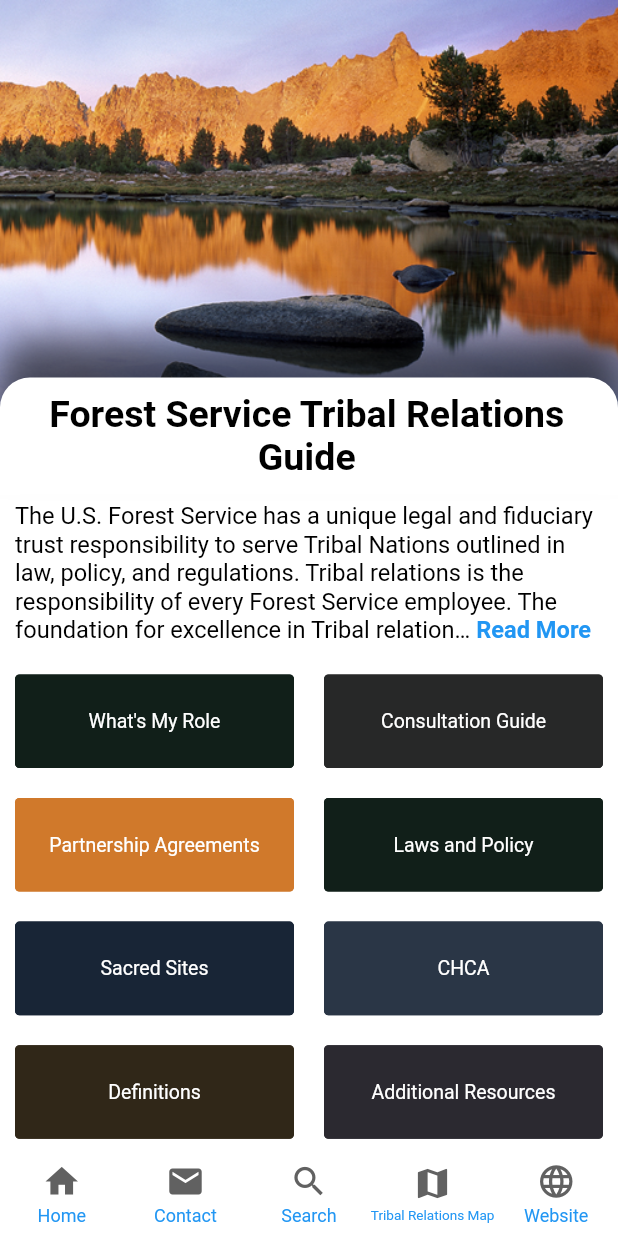
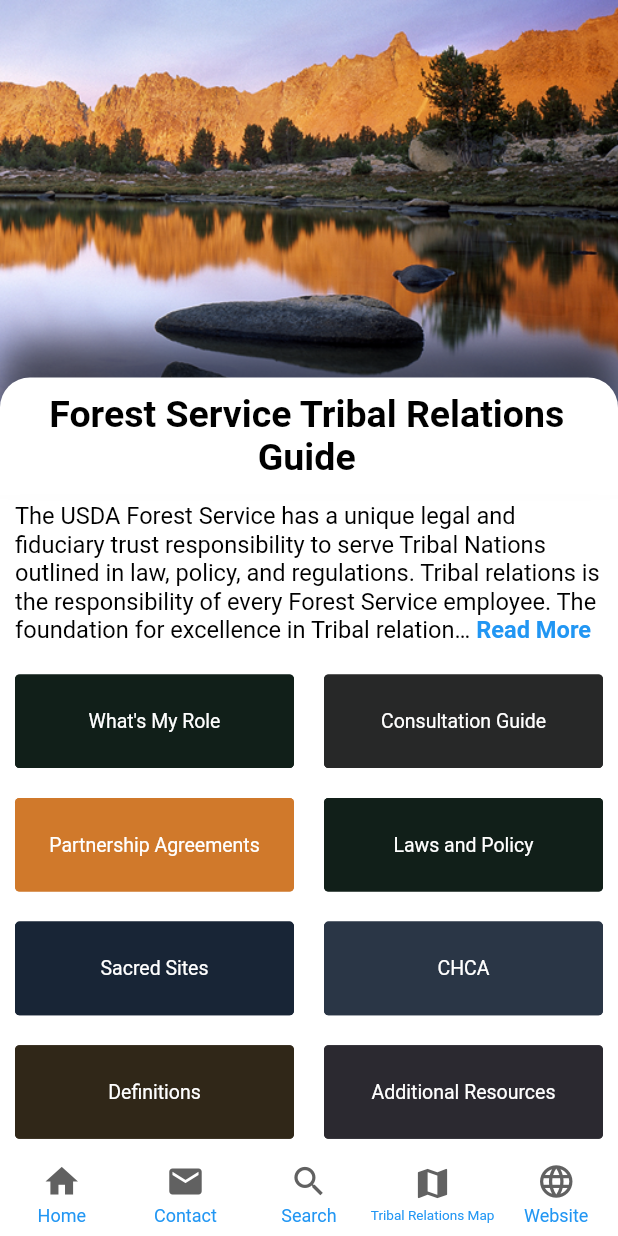
Before and after one commit to jasonjflaherty/otr, a Flutter app: the screen it shows after launch, on a phone screen of 412 x 824 dp. Run offline on Flutter 3.47's test engine with Material 2 defaults, Android fonts, the phone set to English and light mode, and no system bars; drawn by our look-alikes of getwidget, persistent_bottom_nav_bar, readmore; our stand-ins replace auto_size_text, expandable, flutter_html, fluttertoast, google_fonts, grouped_list and 3 more.

Commit message:
adding latest for beta tst

```diff
--- a/office_tribal_relations/lib/widgets/categoryListButtons.dart
+++ b/office_tribal_relations/lib/widgets/categoryListButtons.dart
@@ -93,7 +93,7 @@
                 padding: EdgeInsets.fromLTRB(10, 5, 10, 10),
                 alignment: Alignment.bottomCenter,
                 child: ReadMoreText(
-                  "The U.S. Forest Service has a unique legal and fiduciary trust responsibility to serve Tribal Nations outlined in law, policy, and regulations. Tribal relations is the responsibility of every Forest Service employee. The foundation for excellence in Tribal relations is in place through the Forest Service Manual and Handbook direction, top-level leadership orientation, and the skill and positive attitude of line officers and other personnel throughout the agency. The Forest Service now is challenged to expand its level of excellence, to be recognized by Tribes, other Federal agencies, members of Congress, and the Courts as the best among our Federal peers in fostering and enhancing Federal – Tribal relationships in the spirit of helpfulness and partnership. Tribal relations personnel are available to provide advice and assistance in this endeavor. Striving for outstanding public service is part of our organizational culture, and by increasing the diversity of our workforce, we are better meeting the needs of the people we serve.",
+                  "The USDA Forest Service has a unique legal and fiduciary trust responsibility to serve Tribal Nations outlined in law, policy, and regulations. Tribal relations is the responsibility of every Forest Service employee. The foundation for excellence in Tribal relations is in place through the Forest Service Manual and Handbook direction, top-level leadership orientation, and the skill and positive attitude of line officers and other personnel throughout the agency. The Forest Service now is challenged to expand its level of excellence, to be recognized by Tribes, other Federal agencies, members of Congress, and the Courts as the best among our Federal peers in fostering and enhancing Federal – Tribal relationships in the spirit of helpfulness and partnership. Tribal relations personnel are available to provide advice and assistance in this endeavor. Striving for outstanding public service is part of our organizational culture, and by increasing the diversity of our workforce, we are better meeting the needs of the people we serve.",
                   style: TextStyle(
                     color: Colors.black,
                     fontSize: 15.75,
--- a/office_tribal_relations/pubspec.yaml
+++ b/office_tribal_relations/pubspec.yaml
@@ -11,7 +11,7 @@
 # In iOS, build-name is used as CFBundleShortVersionString while build-number used as CFBundleVersion.
 # Read more about iOS versioning at
 # https://developer.apple.com/library/archive/documentation/General/Reference/InfoPlistKeyReference/Articles/CoreFoundationKeys.html
-version: 1.0.0+6
+version: 1.0.0+8
 
 environment:
   sdk: ">=2.3.0 <3.0.0"
```
